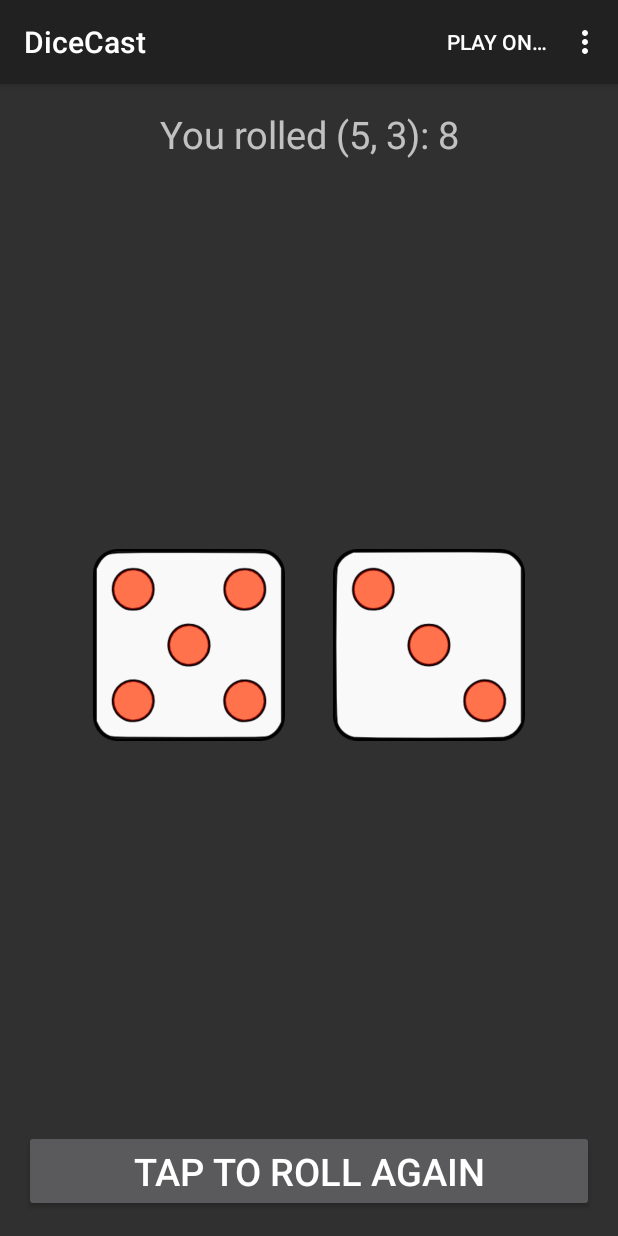
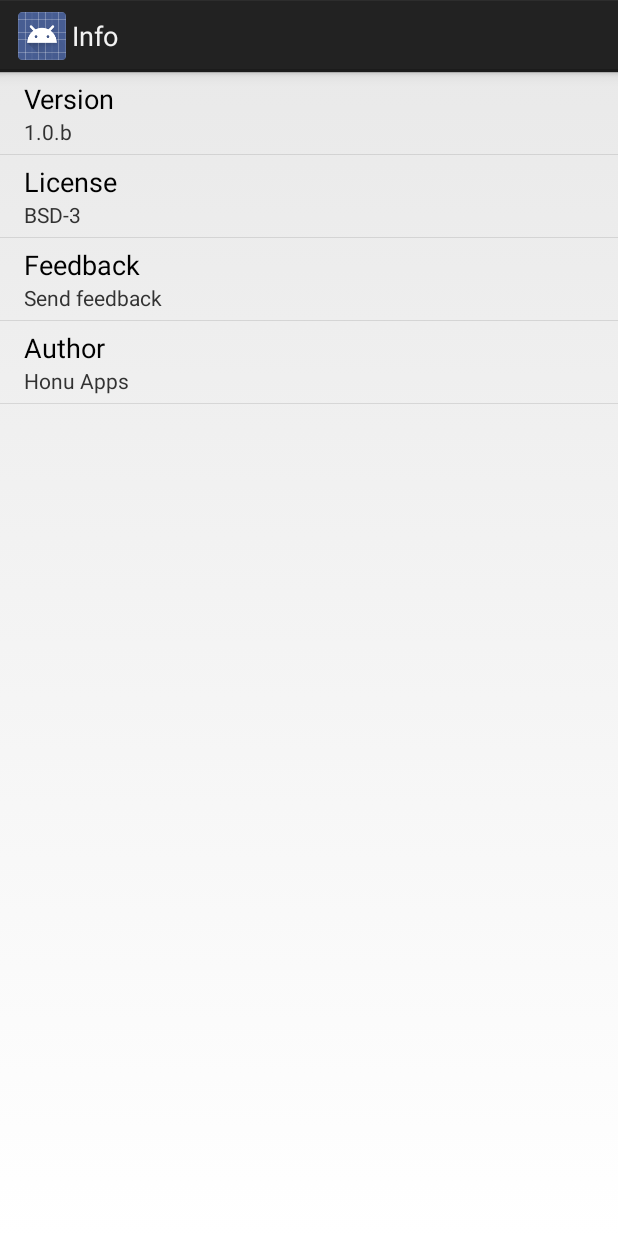
Before and after one commit to bdiegel/DiceCast-android, an Android app: the screen it shows after launch (MainActivity before the commit, InfoActivity after it), in the options menu, after a tap on "Info", on a phone screen of 412 x 824 dp. Run offline under Robolectric (Android 15) with nearby library versions, the phone set to English and light mode, and no system bars; libraries missing offline, so code that uses them is left out: android.support.v7; 5 statements that could not run were skipped.

Commit message:
Added info activity

```diff
--- /dev/null
+++ b/app/src/main/java/com/honu/dicecast/InfoActivity.java
@@ -0,0 +1,184 @@
+package com.honu.dicecast;
+
+import android.app.AlertDialog;
+import android.app.ListActivity;
+import android.content.Context;
+import android.content.DialogInterface;
+import android.content.Intent;
+import android.os.Bundle;
+import android.text.Html;
+import android.text.method.ScrollingMovementMethod;
+import android.util.Pair;
+import android.view.LayoutInflater;
+import android.view.Menu;
+import android.view.MenuItem;
+import android.view.View;
+import android.view.ViewGroup;
+import android.widget.AdapterView;
+import android.widget.BaseAdapter;
+import android.widget.ListAdapter;
+import android.widget.ListView;
+import android.widget.TextView;
+import android.widget.Toast;
+
+import java.util.ArrayList;
+import java.util.List;
+
+
+public class InfoActivity extends ListActivity {
+
+   @Override
+   protected void onCreate(Bundle savedInstanceState) {
+      super.onCreate(savedInstanceState);
+
+      List<Pair<String, String>> data;
+      data = new ArrayList();
+      data.add(new Pair("Version", BuildConfig.VERSION_NAME));
+      data.add(new Pair("License", "BSD-3"));
+      data.add(new Pair("Feedback", "Send feedback"));
+      data.add(new Pair("Author", "Honu Apps"));
+
+      ListAdapter adapter = new PairAdapter(this, data);
+      this.setListAdapter(adapter);
+
+      ListView view = this.getListView();
+      view.setOnItemClickListener(new AdapterView.OnItemClickListener() {
+         public void onItemClick(AdapterView<?> parent, View view, int position, long id) {
+            switch (position) {
+               case 0:
+                  break;
+               case 1:
+                  showLicenseInfo();
+                  break;
+               case 2:
+                  sendEmail();
+                  break;
+               case 3:
+                  break;
+            }
+         }
+      });
+   }
+
+   protected void showLicenseInfo() {
+      AlertDialog.Builder alert = new AlertDialog.Builder(this);
+      alert.setTitle("License information");
+
+      TextView tv = new TextView(this);
+      tv.setText(Html.fromHtml(getString(R.string.bsd3_license)));
+      tv.setMovementMethod(new ScrollingMovementMethod());
+      tv.setPadding(12, 0, 12, 0);
+      alert.setView(tv);
+
+      alert.setNegativeButton("Close", new DialogInterface.OnClickListener() {
+         @Override
+         public void onClick(DialogInterface dialog, int id) {
+            dialog.dismiss();
+         }
+      });
+      alert.show();
+   }
+
+   protected void sendEmail() {
+      final Intent intent = new Intent(android.content.Intent.ACTION_SEND);
+      intent.setType("message/rfc822");
+      intent.putExtra(android.content.Intent.EXTRA_EMAIL, new String[]{getString(R.string.mail_feedback_email)});
+      intent.putExtra(android.content.Intent.EXTRA_SUBJECT, getString(R.string.mail_feedback_subject));
+      intent.putExtra(android.content.Intent.EXTRA_TEXT, getString(R.string.mail_feedback_message));
+
+      try {
+         startActivity(Intent.createChooser(intent, getString(R.string.title_send_feedback)));
+         finish();
+      } catch (android.content.ActivityNotFoundException ex) {
+         Toast.makeText(InfoActivity.this,
+               "There is no email client installed.", Toast.LENGTH_SHORT).show();
+      }
+   }
+
+   @Override
+   public boolean onCreateOptionsMenu(Menu menu) {
+      return true;
+   }
+
+   @Override
+   public boolean onOptionsItemSelected(MenuItem item) {
+      return super.onOptionsItemSelected(item);
+   }
+
+   class PairAdapter extends BaseAdapter {
+
+      private Context context;
+      private List<Pair<String, String>> data;
+
+      public PairAdapter(Context context, List<Pair<String, String>> data) {
+         this.context = context;
+         this.data = data;
+      }
+
+      /**
+       * How many items are in the data set represented by this Adapter.
+       *
+       * @return Count of items.
+       */
+      @Override
+      public int getCount() {
+         return data.size();
+      }
+
+      /**
+       * Get the data item associated with the specified position in the data set.
+       *
+       * @param position Position of the item whose data we want within the adapter's
+       *                 data set.
+       * @return The data at the specified position.
+       */
+      @Override
+      public Object getItem(int position) {
+         return data.get(position);
+      }
+
+      /**
+       * Get the row id associated with the specified position in the list.
+       *
+       * @param position The position of the item within the adapter's data set whose row id we want.
+       * @return The id of the item at the specified position.
+       */
+      @Override
+      public long getItemId(int position) {
+         return position;
+      }
+
+      /**
+       * Get a View that displays the data at the specified position in the data set. You can either
+       * create a View manually or inflate it from an XML layout file. When the View is inflated, the
+       * parent View (GridView, ListView...) will apply default layout parameters unless you use
+       * {@link android.view.LayoutInflater#inflate(int, android.view.ViewGroup, boolean)}
+       * to specify a root view and to prevent attachment to the root.
+       *
+       * @param position    The position of the item within the adapter's data set of the item whose view
+       *                    we want.
+       * @param convertView The old view to reuse, if possible. Note: You should check that this view
+       *                    is non-null and of an appropriate type before using. If it is not possible to convert
+       *                    this view to display the correct data, this method can create a new view.
+       *                    Heterogeneous lists can specify their number of view types, so that this View is
+       *                    always of the right type (see {@link #getViewTypeCount()} and
+       *                    {@link #getItemViewType(int)}).
+       * @param parent      The parent that this view will eventually be attached to
+       * @return A View corresponding to the data at the specified position.
+       */
+      @Override
+      public View getView(int position, View convertView, ViewGroup parent) {
+         LayoutInflater inflater = (LayoutInflater) context.getSystemService(Context.LAYOUT_INFLATER_SERVICE);
+         View rowView = inflater.inflate(R.layout.info_item, parent, false);
+         TextView titleView = (TextView) rowView.findViewById(R.id.title_view);
+         TextView valueView = (TextView) rowView.findViewById(R.id.value_view);
+
+         Pair<String, String> p = data.get(position);
+         titleView.setText(p.first);
+         valueView.setText(p.second);
+
+         return rowView;
+      }
+   }
+
+}
--- /dev/null
+++ b/app/src/main/res/layout/info_item.xml
@@ -0,0 +1,32 @@
+<?xml version="1.0" encoding="utf-8"?>
+
+<LinearLayout xmlns:android="http://schemas.android.com/apk/res/android"
+              android:orientation="vertical"
+              android:layout_width="match_parent"
+              android:layout_height="match_parent"
+              android:paddingLeft="16dp"
+              android:paddingTop="5dp"
+              android:paddingRight="16dp"
+              android:paddingBottom="5dp"
+    >
+
+    <TextView
+        android:layout_width="wrap_content"
+        android:layout_height="wrap_content"
+        android:textAppearance="?android:attr/textAppearanceMedium"
+        android:text="Medium Text"
+        android:id="@+id/title_view"/>
+
+    <TextView
+        android:layout_width="wrap_content"
+        android:layout_height="wrap_content"
+        android:textAppearance="?android:attr/textAppearanceSmall"
+        android:text="Small Text"
+        android:id="@+id/value_view"/>
+
+    <TableRow
+        android:layout_width="match_parent"
+        android:layout_height="wrap_content">
+    </TableRow>
+
+</LinearLayout>
--- a/app/src/main/res/values/strings.xml
+++ b/app/src/main/res/values/strings.xml
@@ -11,4 +11,30 @@
     <string name="title_activity_info">Info</string>
     <string name="hello_world">Hello world!</string>
 
+    <!-- Feedback -->
+    <string name="title_send_feedback">Send feedback</string>
+    <string name="mail_feedback_email">support@honuapps.com</string>
+    <string name="mail_feedback_subject">Feedback on DiceCast</string>
+    <string name="mail_feedback_message">Thank you!</string>
+
+    <!-- License -->
+    <string name="bsd3_license">
+        <![CDATA[<html>
+        <p>
+        Copyright (c) 2014, Honu Apps
+        <br></br>
+        All rights reserved.
+        </p>
+        <p>
+        Redistribution and use in source and binary forms, with or without modification, are permitted provided that the following conditions are met:
+        <br></br>
+        <br></br>1. Redistributions of source code must retain the above copyright notice, this list of conditions and the following disclaimer.
+        <br></br>2. Redistributions in binary form must reproduce the above copyright notice, this list of conditions and the following disclaimer in the documentation and/or other materials provided with the distribution.
+        <br></br>3. Neither the name of the copyright holder nor the names of its contributors may be used to endorse or promote products derived from this software without specific prior written permission.
+        </p>
+        <p>
+        THIS SOFTWARE IS PROVIDED BY THE COPYRIGHT HOLDERS AND CONTRIBUTORS "AS IS" AND ANY EXPRESS OR IMPLIED WARRANTIES, INCLUDING, BUT NOT LIMITED TO, THE IMPLIED WARRANTIES OF MERCHANTABILITY AND FITNESS FOR A PARTICULAR PURPOSE ARE DISCLAIMED. IN NO EVENT SHALL THE COPYRIGHT HOLDER OR CONTRIBUTORS BE LIABLE FOR ANY DIRECT, INDIRECT, INCIDENTAL, SPECIAL, EXEMPLARY, OR CONSEQUENTIAL DAMAGES (INCLUDING, BUT NOT LIMITED TO, PROCUREMENT OF SUBSTITUTE GOODS OR SERVICES; LOSS OF USE, DATA, OR PROFITS; OR BUSINESS INTERRUPTION) HOWEVER CAUSED AND ON ANY THEORY OF LIABILITY, WHETHER IN CONTRACT, STRICT LIABILITY, OR TORT (INCLUDING NEGLIGENCE OR OTHERWISE) ARISING IN ANY WAY OUT OF THE USE OF THIS SOFTWARE, EVEN IF ADVISED OF THE POSSIBILITY OF SUCH DAMAGE.
+        </p>
+        </html>]]>
+    </string>
 </resources>
```
